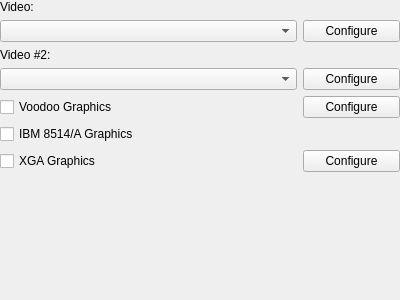
First picture: the form in src/qt/qt_settingsdisplay.ui, repository 86Box/86Box, before the edit.
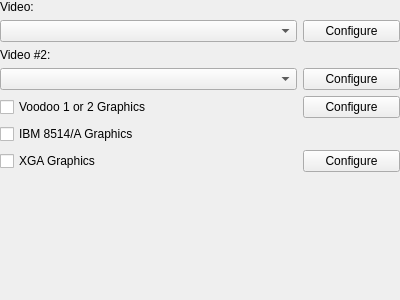
Second picture: the form after the edit.

Commit message: ui: Disable add-on voodoo when main voodoo is selected

Diff of the .ui file:
```diff
--- a/src/qt/qt_settingsdisplay.ui
+++ b/src/qt/qt_settingsdisplay.ui
@@ -102,7 +102,7 @@
    <item row="4" column="0" colspan="2">
     <widget class="QCheckBox" name="checkBoxVoodoo">
      <property name="text">
-      <string>Voodoo Graphics</string>
+      <string>Voodoo 1 or 2 Graphics</string>
      </property>
     </widget>
    </item>
```
Left out of the diff: 12 changed lines with no effect on the pictures. The commit also changes 1 other file.
